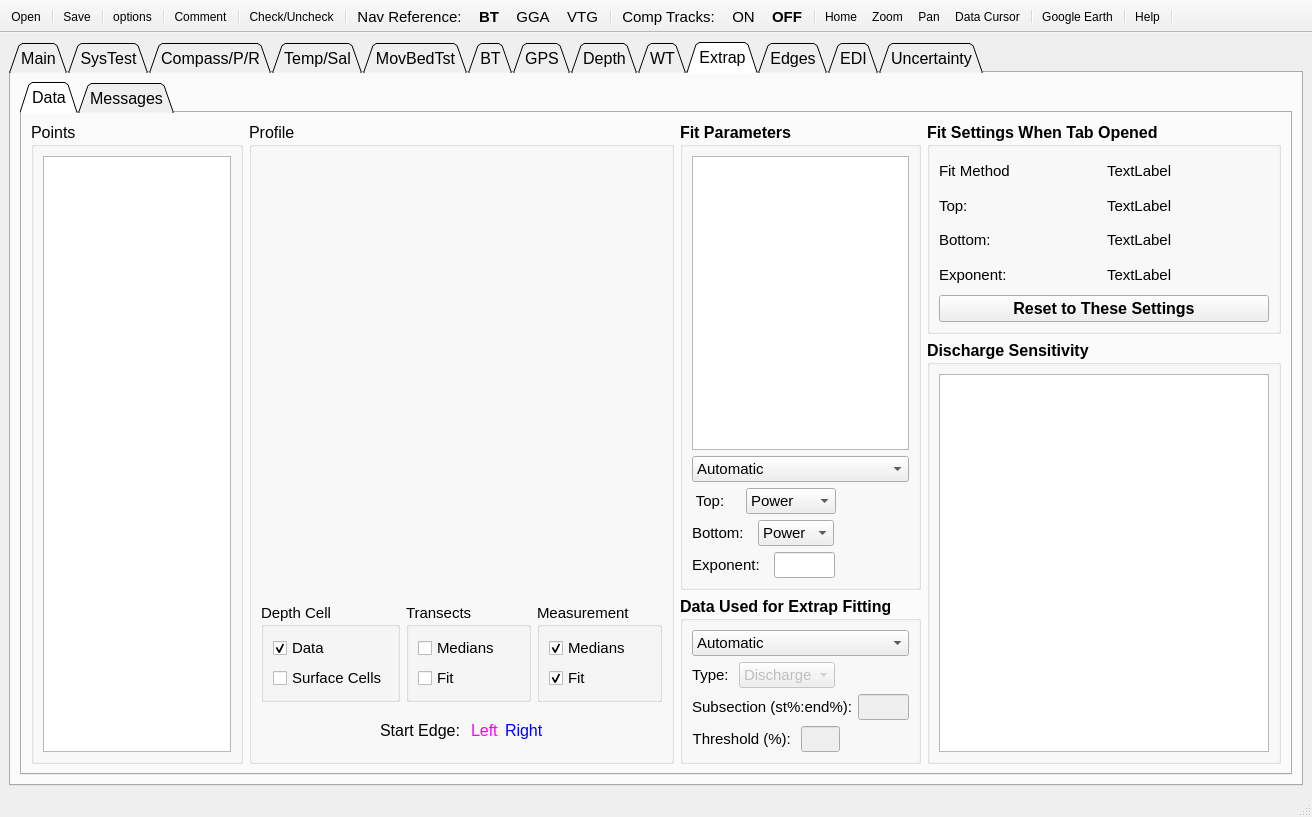
Before: the Qt Designer form UI/QRev_gui.ui in Sana-hammemi/qrevint, drawn with Qt 5.
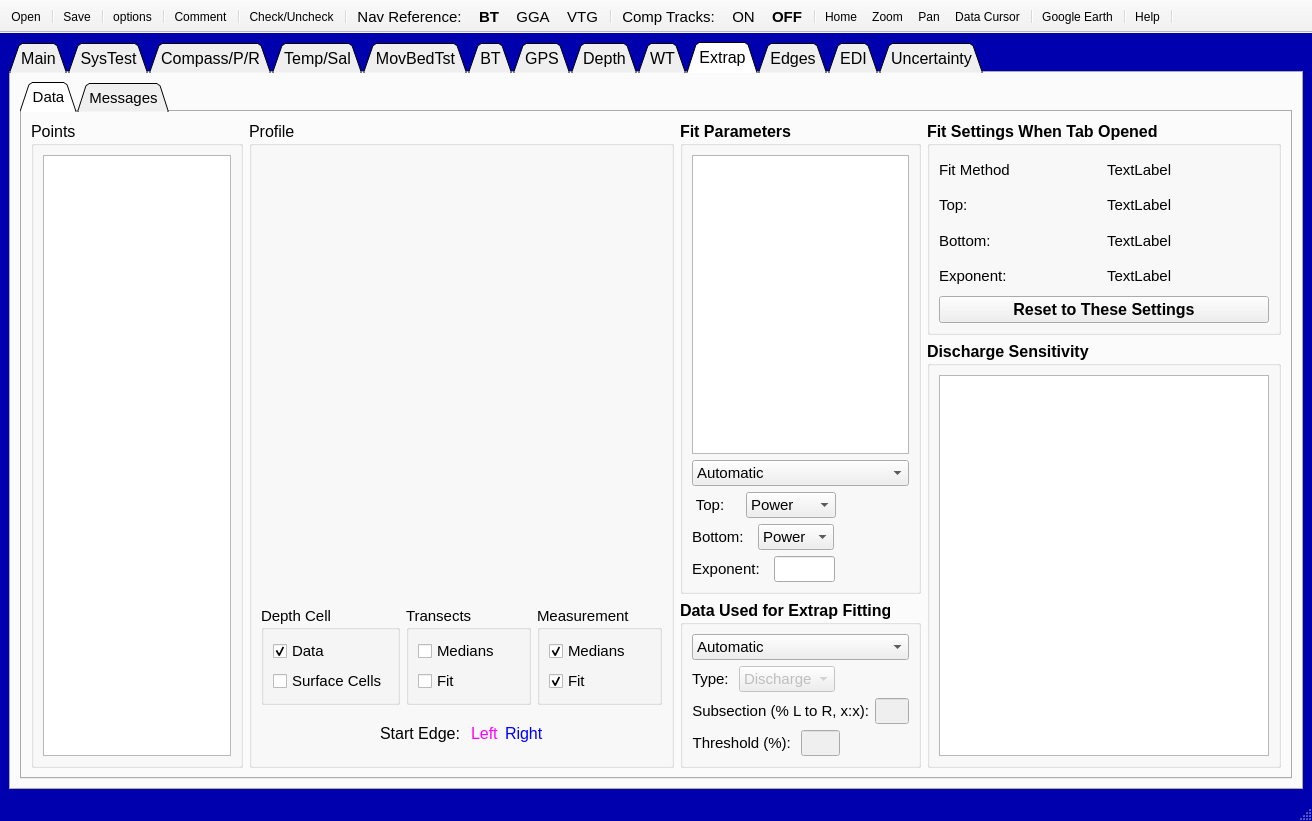
After: the same form once the commit is applied. The open tabs and pages were chosen to show the change. Icons and pictures are not drawn.

```diff
--- a/UI/QRev_gui.ui
+++ b/UI/QRev_gui.ui
@@ -7,12 +7,21 @@
     <x>0</x>
     <y>0</y>
     <width>1312</width>
-    <height>817</height>
+    <height>821</height>
    </rect>
   </property>
   <property name="palette">
    <palette>
     <active>
+     <colorrole role="Button">
+      <brush brushstyle="SolidPattern">
+       <color alpha="255">
+        <red>0</red>
+        <green>0</green>
+        <blue>175</blue>
+       </color>
+      </brush>
+     </colorrole>
      <colorrole role="Text">
       <brush brushstyle="SolidPattern">
        <color alpha="255">
@@ -22,6 +31,24 @@
        </color>
       </brush>
      </colorrole>
+     <colorrole role="Base">
+      <brush brushstyle="SolidPattern">
+       <color alpha="255">
+        <red>0</red>
+        <green>0</green>
+        <blue>175</blue>
+       </color>
+      </brush>
+     </colorrole>
+     <colorrole role="Window">
+      <brush brushstyle="SolidPattern">
+       <color alpha="255">
+        <red>0</red>
+        <green>0</green>
+        <blue>175</blue>
+       </color>
+      </brush>
+     </colorrole>
      <colorrole role="PlaceholderText">
       <brush brushstyle="NoBrush">
        <color alpha="128">
@@ -33,6 +60,15 @@
      </colorrole>
     </active>
     <inactive>
+     <colorrole role="Button">
+      <brush brushstyle="SolidPattern">
+       <color alpha="255">
+        <red>0</red>
+        <green>0</green>
+        <blue>175</blue>
+       </color>
+      </brush>
+     </colorrole>
      <colorrole role="Text">
       <brush brushstyle="SolidPattern">
        <color alpha="255">
@@ -42,6 +78,24 @@
        </color>
       </brush>
      </colorrole>
+     <colorrole role="Base">
+      <brush brushstyle="SolidPattern">
+       <color alpha="255">
+        <red>0</red>
+        <green>0</green>
+        <blue>175</blue>
+       </color>
+      </brush>
+     </colorrole>
+     <colorrole role="Window">
+      <brush brushstyle="SolidPattern">
+       <color alpha="255">
+        <red>0</red>
+        <green>0</green>
+        <blue>175</blue>
+       </color>
+      </brush>
+     </colorrole>
      <colorrole role="PlaceholderText">
       <brush brushstyle="NoBrush">
        <color alpha="128">
@@ -53,6 +107,15 @@
      </colorrole>
     </inactive>
     <disabled>
+     <colorrole role="Button">
+      <brush brushstyle="SolidPattern">
+       <color alpha="255">
+        <red>0</red>
+        <green>0</green>
+        <blue>175</blue>
+       </color>
+      </brush>
+     </colorrole>
      <colorrole role="Text">
       <brush brushstyle="SolidPattern">
        <color alpha="255">
@@ -62,6 +125,24 @@
        </color>
       </brush>
      </colorrole>
+     <colorrole role="Base">
+      <brush brushstyle="SolidPattern">
+       <color alpha="255">
+        <red>0</red>
+        <green>0</green>
+        <blue>175</blue>
+       </color>
+      </brush>
+     </colorrole>
+     <colorrole role="Window">
+      <brush brushstyle="SolidPattern">
+       <color alpha="255">
+        <red>0</red>
+        <green>0</green>
+        <blue>175</blue>
+       </color>
+      </brush>
+     </colorrole>
      <colorrole role="PlaceholderText">
       <brush brushstyle="NoBrush">
        <color alpha="128">
@@ -84,6 +165,9 @@
   <property name="layoutDirection">
    <enum>Qt::LeftToRight</enum>
   </property>
+  <property name="styleSheet">
+   <string notr="true">QMainWindow{background: solid rgb(0, 0, 175);}</string>
+  </property>
   <property name="dockOptions">
    <set>QMainWindow::AllowTabbedDocks|QMainWindow::AnimatedDocks|QMainWindow::VerticalTabs</set>
   </property>
@@ -465,6 +549,11 @@
              <layout class="QHBoxLayout" name="horizontalLayout_bottom" stretch="4,2">
               <item>
                <widget class="QTabWidget" name="tab_mc">
+                <property name="font">
+                 <font>
+                  <pointsize>12</pointsize>
+                 </font>
+                </property>
                 <property name="tabShape">
                  <enum>QTabWidget::Triangular</enum>
                 </property>
@@ -4746,6 +4835,11 @@
        <layout class="QGridLayout" name="gridLayout_34">
         <item row="0" column="0">
          <widget class="QTabWidget" name="tab_extrap_2">
+          <property name="font">
+           <font>
+            <pointsize>11</pointsize>
+           </font>
+          </property>
           <property name="tabShape">
            <enum>QTabWidget::Triangular</enum>
           </property>
@@ -5387,7 +5481,7 @@
                       </font>
                      </property>
                      <property name="text">
-                      <string>Subsection (st%:end%):</string>
+                      <string>Subsection (% L to R, x:x):</string>
                      </property>
                      <property name="alignment">
                       <set>Qt::AlignRight|Qt::AlignTrailing|Qt::AlignVCenter</set>
@@ -6171,6 +6265,9 @@
    <property name="layoutDirection">
     <enum>Qt::LeftToRight</enum>
    </property>
+   <property name="styleSheet">
+    <string notr="true">QToolBar{background: solid rgb(240, 240, 240);}</string>
+   </property>
    <property name="movable">
     <bool>false</bool>
    </property>
```
